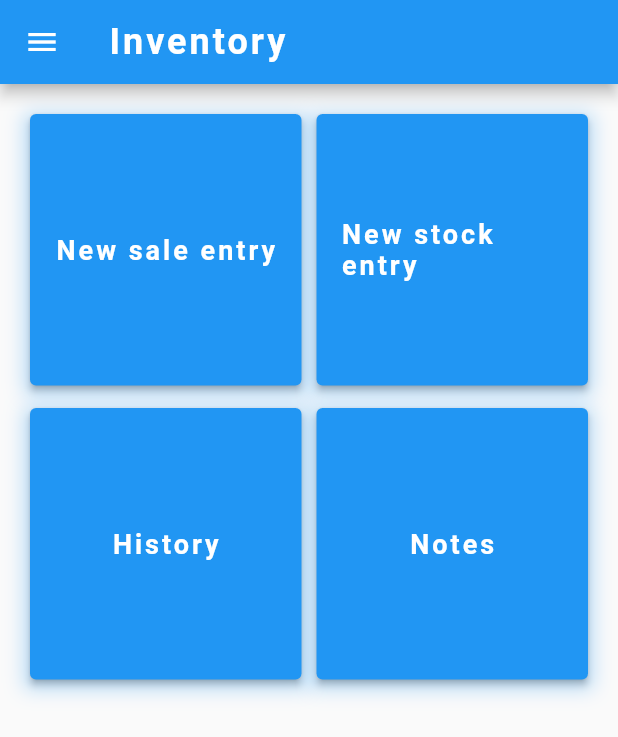
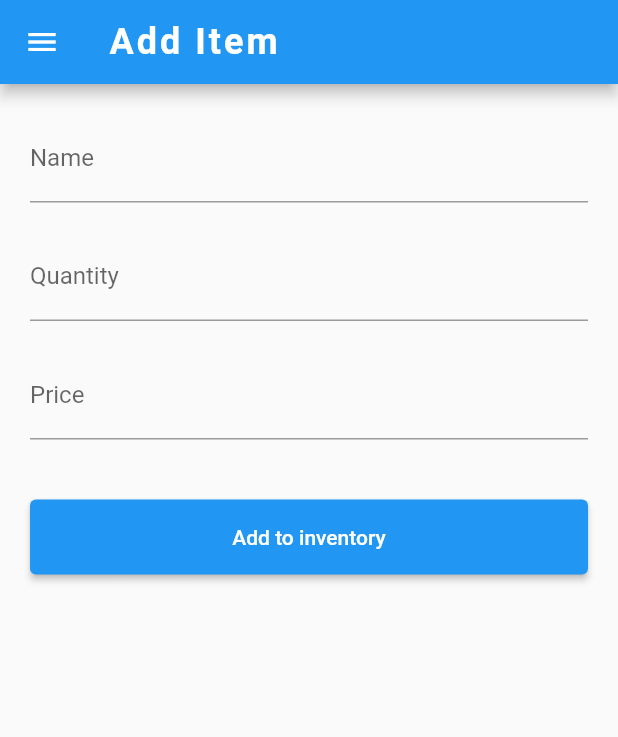
Before and after one commit to emilekamana/inventory3, a Flutter app: the screen it shows after launch, on a phone screen of 412 x 824 dp. Shown: the top 737 px of the screen. Run offline on Flutter 3.47's test engine with Material 2 defaults, Android fonts, the phone set to English and light mode, and no system bars; our stand-ins replace flutter_svg.

Commit message:
create add to inventory form screen

```diff
--- a/lib/main.dart
+++ b/lib/main.dart
@@ -15,7 +15,8 @@ class MyApp extends StatelessWidget {
     return MaterialApp(
       title: 'Flutter Demo',
       debugShowCheckedModeBanner: false,
-      initialRoute: '/splash',
+      // initialRoute: '/splash',
+      initialRoute: '/add_inventory',
       theme: ThemeData(
         primarySwatch: Colors.blue,
       ),
@@ -36,9 +37,8 @@ class _MyHomePageState extends State<MyHomePage> {
   @override
   Widget build(BuildContext context) {
     return DefaultScaffold(
-      body: Padding(
-            padding: const EdgeInsets.all(20.0),
-            child: GridView.count(
+      title: 'Inventory',
+      body: GridView.count(
         crossAxisCount: 2,
         crossAxisSpacing: 10,
         mainAxisSpacing: 15,
@@ -137,7 +137,6 @@ class _MyHomePageState extends State<MyHomePage> {
           ),
         ],
       ),
-          ),
     );
   }
 }
--- a/lib/route_generator.dart
+++ b/lib/route_generator.dart
@@ -1,5 +1,6 @@
 import 'package:flutter/material.dart';
 import 'package:stock_management/main.dart';
+import 'package:stock_management/screens/add_inventory_form.dart';
 import 'package:stock_management/screens/splash.dart';
 
 class RouteGenerator {
@@ -11,6 +12,8 @@ class RouteGenerator {
         return MaterialPageRoute(builder: (_) => const MyHomePage());
       case '/splash':
         return MaterialPageRoute(builder: (_) => const Splash());
+      case '/add_inventory':
+        return MaterialPageRoute(builder: (_) => const AddInventoryForm());
       default:
         return MaterialPageRoute(builder: (_) => const MyHomePage());
     }
--- /dev/null
+++ b/lib/screens/add_inventory_form.dart
@@ -0,0 +1,99 @@
+import 'package:flutter/material.dart';
+import 'package:stock_management/widgets/default_scaffold.dart';
+
+class AddInventoryForm extends StatefulWidget {
+  const AddInventoryForm({super.key});
+
+  @override
+  State<StatefulWidget> createState() {
+    return _AddInventoryFormState();
+  }
+}
+
+class _AddInventoryFormState extends State<AddInventoryForm> {
+  final _formKey = GlobalKey<FormState>();
+
+  @override
+  Widget build(BuildContext context) {
+    return DefaultScaffold(
+      title: 'Add Item',
+      body: Form(
+        key: _formKey,
+        child: Column(
+          mainAxisAlignment: MainAxisAlignment.start,
+          crossAxisAlignment: CrossAxisAlignment.start,
+          mainAxisSize: MainAxisSize.max,
+          children: [
+            TextFormField(
+              decoration: const InputDecoration(
+                hintText: 'Enter the product name',
+                labelText: 'Name',
+              ),
+              validator: (value) {
+                if (value is String) {
+                  if (value.isEmpty) {
+                    return 'Please enter some text';
+                  }
+                }
+                return null;
+              },
+            ),
+            const SizedBox(
+              height: 20,
+            ),
+            TextFormField(
+              decoration: const InputDecoration(
+                hintText: 'Number of items or qunatity',
+                labelText: 'Quantity',
+              ),
+              validator: (value) {
+                if (value is String) {
+                  double? input = double.tryParse(value);
+                  if (input == null) {
+                    return 'Please enter a valid number';
+                  }
+                }
+                return null;
+              },
+            ),
+            const SizedBox(
+              height: 20,
+            ),
+            TextFormField(
+              decoration: const InputDecoration(
+                hintText: 'Enter the price',
+                labelText: 'Price',
+              ),
+              validator: (value) {
+                if (value is String) {
+                  double? input = double.tryParse(value);
+                  if (input == null) {
+                    return 'Please enter a valid number';
+                  }
+                }
+                return null;
+              },
+            ),
+            const SizedBox(
+              height: 40,
+            ),
+            SizedBox(
+              width: double.infinity,
+              height: 50,
+              child: ElevatedButton(
+                child: const Text('Add to inventory'),
+                onPressed: () {
+                  // It returns true if the form is valid, otherwise returns false
+                  if (_formKey.currentState!.validate()) {
+                    // If the form is valid, display a Snackbar.
+                    ScaffoldMessenger.of(context)
+                        .showSnackBar(SnackBar(content: Text('Data is in processing.')));
+                  }
+                },
+              )),
+          ],
+        ),
+      ),
+    );
+  }
+}
--- a/lib/widgets/default_scaffold.dart
+++ b/lib/widgets/default_scaffold.dart
@@ -2,17 +2,18 @@ import 'package:flutter/material.dart';
 
 class DefaultScaffold extends StatelessWidget {
   final Widget body;
+  final String title;
 
-  const DefaultScaffold({super.key, required this.body});
+  const DefaultScaffold({super.key, required this.title, required this.body});
 
   @override
   Widget build(BuildContext context) {
     return SafeArea(
       child: Scaffold(
         appBar: AppBar(
-          title: const Text(
-            'Inventory',
-            style: TextStyle(
+          title: Text(
+            title,
+            style: const TextStyle(
               color: Colors.white,
               fontSize: 24,
               fontWeight: FontWeight.w700,
@@ -59,7 +60,10 @@ class DefaultScaffold extends StatelessWidget {
             ),
           ),
         ),
-        body: body,
+        body: Padding(
+          padding: const EdgeInsets.all(20.0),
+          child: body,
+        ),
       ),
     );
   }
```
Also changed, not shown: lib/screens/sales_form.dart (+11 -1 lines). Lines whose indentation alone changed are shown as unchanged.
